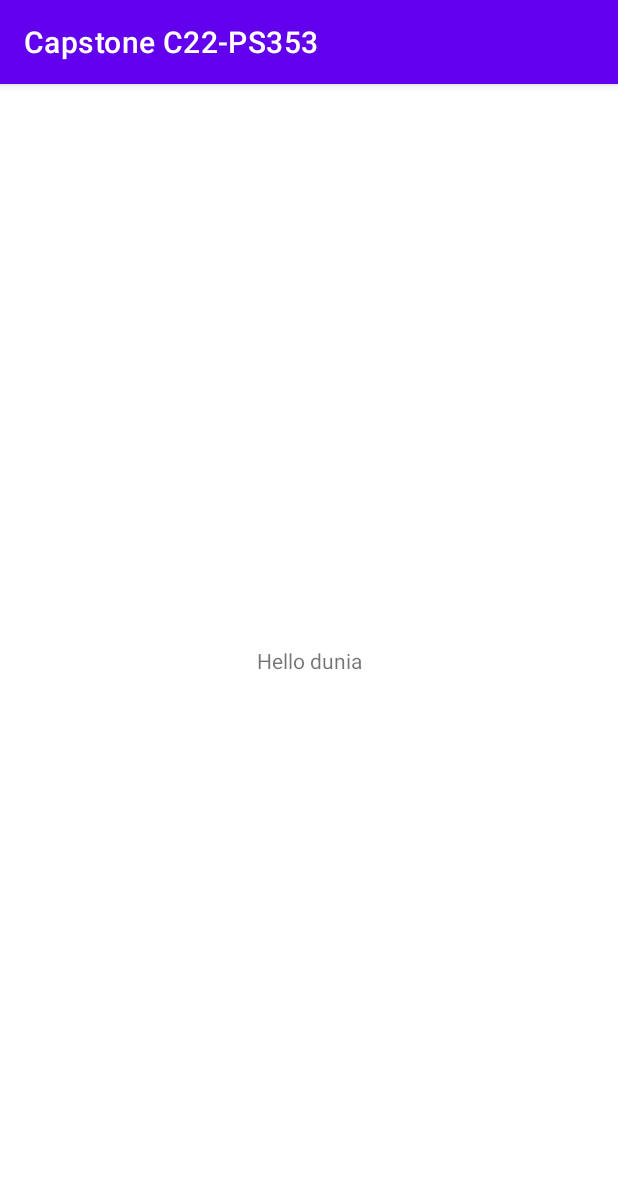
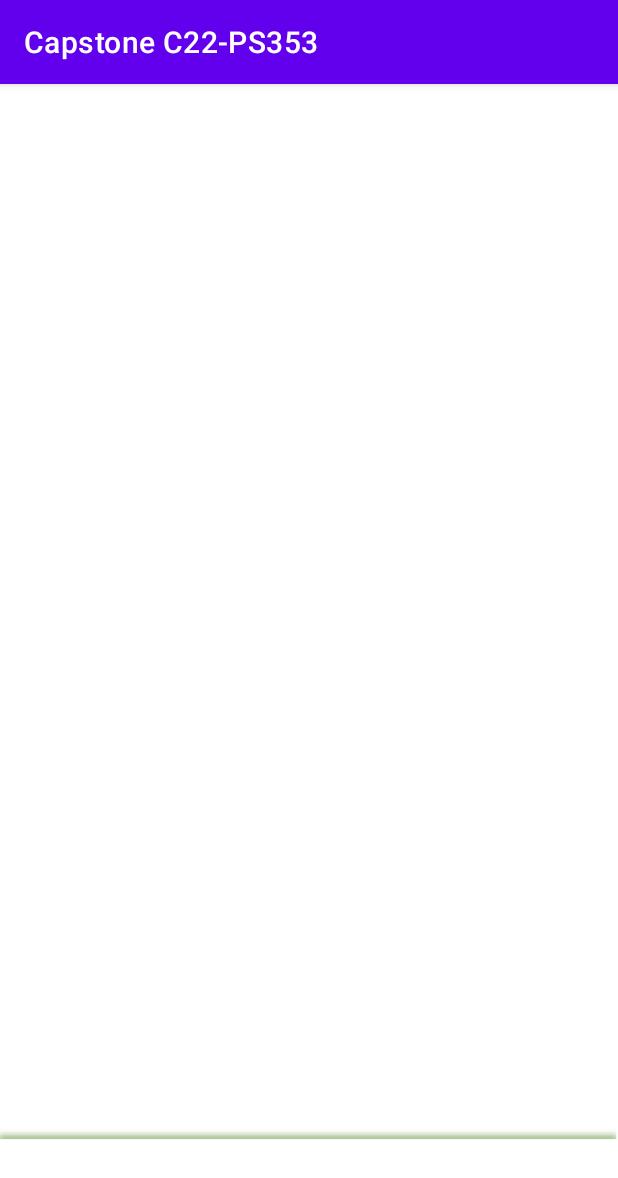
Before and after one commit to Bangkit-C22-PS353-Capstone-Project/Bangkit-C22-PS353-MobileDevelopment, an Android app: the screen it shows after launch (MainActivity), on a phone screen of 412 x 824 dp. Shown: the top 1178 px of the screen. Run offline under Robolectric (Android 15) with nearby library versions, the phone set to English and light mode, and no system bars.

Commit message:
init commit fadlan

```diff
--- a/app/src/main/AndroidManifest.xml
+++ b/app/src/main/AndroidManifest.xml
@@ -10,10 +10,10 @@
         android:supportsRtl="true"
         android:theme="@style/Theme.CapstoneC22PS353">
         <activity
-            android:name=".LoginActivity"
+            android:name=".ui.login.LoginActivity"
             android:exported="false" />
         <activity
-            android:name=".MainActivity"
+            android:name=".ui.MainActivity"
             android:exported="true">
             <intent-filter>
                 <action android:name="android.intent.action.MAIN" />
--- a/app/src/main/java/com/example/capstonec22_ps353/MainActivity.kt
+++ b/app/src/main/java/com/example/capstonec22_ps353/ui/MainActivity.kt
@@ -1,7 +1,8 @@
-package com.example.capstonec22_ps353
+package com.example.capstonec22_ps353.ui
 
 import androidx.appcompat.app.AppCompatActivity
 import android.os.Bundle
+import com.example.capstonec22_ps353.R
 
 class MainActivity : AppCompatActivity() {
     override fun onCreate(savedInstanceState: Bundle?) {
--- a/app/src/main/java/com/example/capstonec22_ps353/LoginActivity.kt
+++ b/app/src/main/java/com/example/capstonec22_ps353/ui/login/LoginActivity.kt
@@ -1,7 +1,8 @@
-package com.example.capstonec22_ps353
+package com.example.capstonec22_ps353.ui.login
 
 import androidx.appcompat.app.AppCompatActivity
 import android.os.Bundle
+import com.example.capstonec22_ps353.R
 
 //ini Debby yang commit LoginActivity
 class LoginActivity : AppCompatActivity() {
@@ -9,6 +10,5 @@ class LoginActivity : AppCompatActivity() {
         super.onCreate(savedInstanceState)
         setContentView(R.layout.activity_login)
 
-        val login = "login"
     }
 }
--- a/app/src/main/res/layout/activity_login.xml
+++ b/app/src/main/res/layout/activity_login.xml
@@ -4,7 +4,7 @@
     xmlns:tools="http://schemas.android.com/tools"
     android:layout_width="match_parent"
     android:layout_height="match_parent"
-    tools:context=".LoginActivity">
+    tools:context=".ui.login.LoginActivity">
 
     <TextView
         android:layout_width="wrap_content"
--- a/app/src/main/res/layout/activity_main.xml
+++ b/app/src/main/res/layout/activity_main.xml
@@ -4,15 +4,25 @@
     xmlns:tools="http://schemas.android.com/tools"
     android:layout_width="match_parent"
     android:layout_height="match_parent"
-    tools:context=".MainActivity">
+    tools:context=".ui.MainActivity">
 
-    <TextView
-        android:layout_width="wrap_content"
-        android:layout_height="wrap_content"
-        android:text="Hello dunia"
+<!--    <TextView-->
+<!--        android:layout_width="wrap_content"-->
+<!--        android:layout_height="wrap_content"-->
+<!--        android:text="Hello dunia"-->
+<!--        app:layout_constraintBottom_toBottomOf="parent"-->
+<!--        app:layout_constraintLeft_toLeftOf="parent"-->
+<!--        app:layout_constraintRight_toRightOf="parent"-->
+<!--        app:layout_constraintTop_toTopOf="parent" />-->
+
+    <com.google.android.material.bottomnavigation.BottomNavigationView
+        android:id="@+id/bottomNavigation"
+        android:layout_width="0dp"
+        android:layout_height="72dp"
+        android:background="@drawable/shadow_background"
         app:layout_constraintBottom_toBottomOf="parent"
-        app:layout_constraintLeft_toLeftOf="parent"
-        app:layout_constraintRight_toRightOf="parent"
-        app:layout_constraintTop_toTopOf="parent" />
+        app:layout_constraintEnd_toEndOf="parent"
+        app:layout_constraintStart_toStartOf="parent" />
+
 
 </androidx.constraintlayout.widget.ConstraintLayout>
```
Also changed, not shown: app/build.gradle (+7 -1 lines), app/src/main/res/drawable/shadow_background.png (added).
